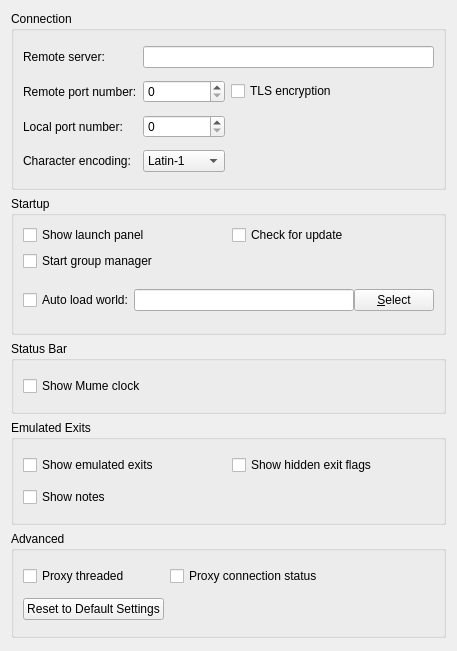
Before: the Qt Designer form src/preferences/generalpage.ui in MUME/MMapper, drawn with Qt 5.
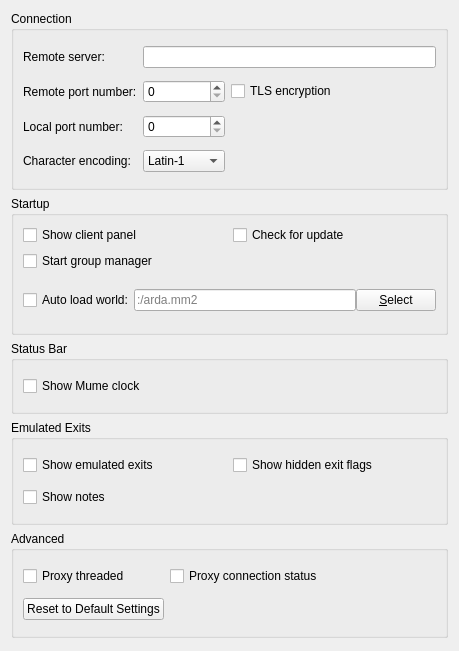
After: the same form once the commit is applied.

Commit message: Persisting geometry is not necessary for the integrated mud client

What changed in the file:
```diff
--- a/src/preferences/generalpage.ui
+++ b/src/preferences/generalpage.ui
@@ -6,7 +6,7 @@
    <rect>
     <x>0</x>
     <y>0</y>
-    <width>453</width>
+    <width>459</width>
     <height>651</height>
    </rect>
   </property>
@@ -172,7 +172,7 @@
       <item row="3" column="0">
        <widget class="QCheckBox" name="showLaunchPanelCheckBox">
         <property name="text">
-         <string>Show launch panel</string>
+         <string>Show client panel</string>
         </property>
        </widget>
       </item>
@@ -225,6 +225,9 @@
              <verstretch>0</verstretch>
             </sizepolicy>
            </property>
+           <property name="placeholderText">
+            <string>:/arda.mm2</string>
+           </property>
           </widget>
          </item>
          <item row="2" column="2">
```
Left out of the diff: 4 changed lines with no effect on the pictures. The commit also changes 5 other files.
